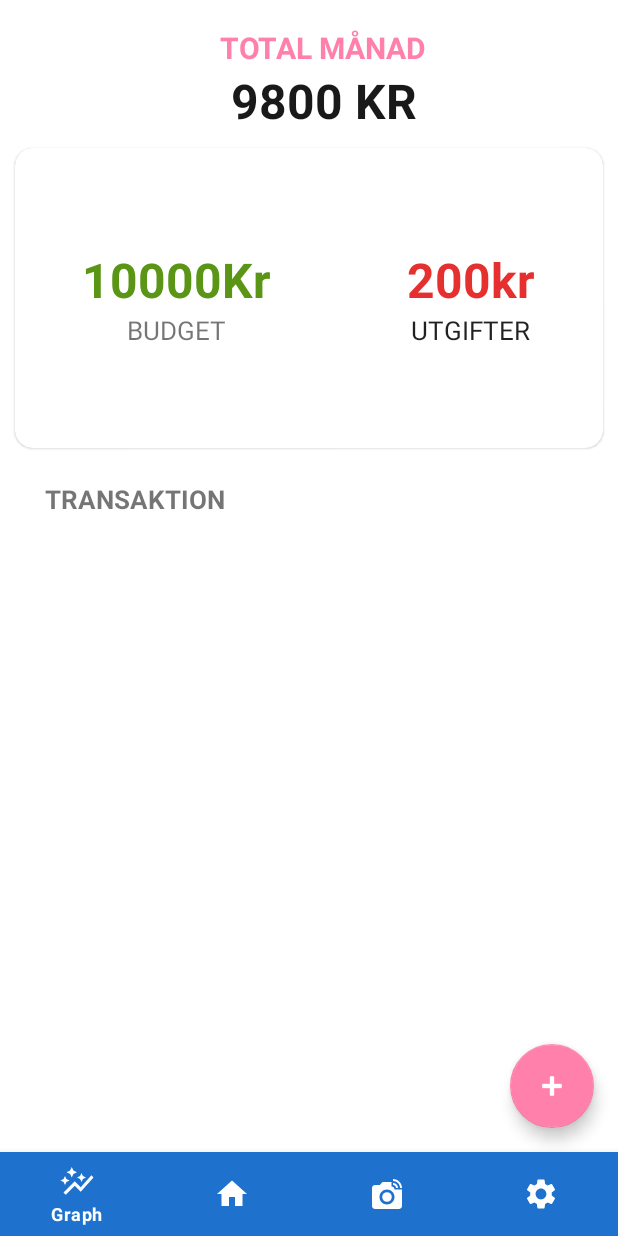
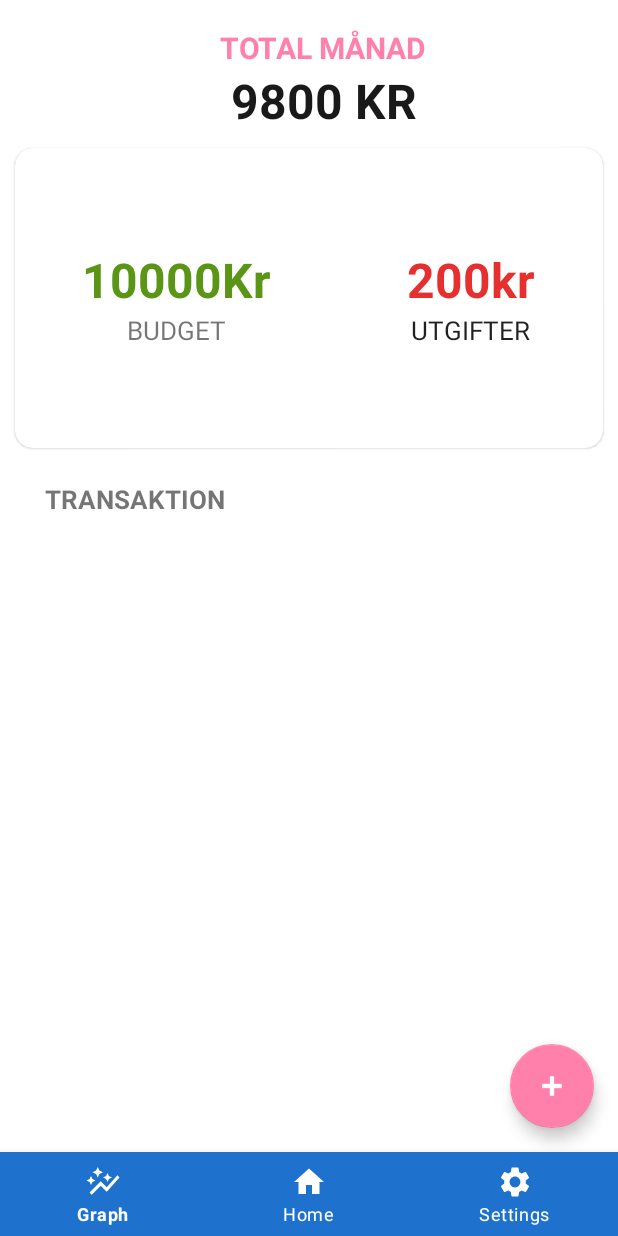
Before and after one commit to Screenbottle/Spargrisen, an Android app: the screen it shows after launch (MainActivity), on a phone screen of 412 x 824 dp. Run offline under Robolectric (Android 15) with nearby library versions, the phone set to English and light mode, and no system bars; our stand-ins replace Firebase (no records; nobody signed in at launch, a user with empty details on screens opened directly); 1 statement that could not run was skipped.

Commit message:
Removed camera from navbar

```diff
--- a/app/src/main/java/com/example/spargrisen/HomeActivity.kt
+++ b/app/src/main/java/com/example/spargrisen/HomeActivity.kt
@@ -4,7 +4,6 @@ import android.os.Bundle
 import androidx.appcompat.app.AppCompatActivity
 import androidx.fragment.app.Fragment
 import com.example.spargrisen.databinding.ActivityHomeBinding
-import com.example.spargrisen.fragments.CameraFragment
 import com.example.spargrisen.fragments.GraphFragment
 import com.example.spargrisen.fragments.HomeFragment
 import com.example.spargrisen.fragments.SettingsFragment
@@ -27,7 +26,6 @@ class HomeActivity : AppCompatActivity() {
                 R.id.ic_graph -> replaceFragment(GraphFragment())
                 R.id.ic_home -> replaceFragment(HomeFragment())
                 R.id.ic_settings -> replaceFragment(SettingsFragment())
-                R.id.ic_camera -> replaceFragment(CameraFragment())
 
 
             }
--- a/app/src/main/java/com/example/spargrisen/MainActivity.kt
+++ b/app/src/main/java/com/example/spargrisen/MainActivity.kt
@@ -5,17 +5,14 @@ import android.os.Bundle
 import androidx.appcompat.app.AppCompatActivity
 import androidx.fragment.app.Fragment
 import com.example.spargrisen.databinding.ActivityHomeBinding
-import com.example.spargrisen.fragments.CameraFragment
 import com.example.spargrisen.fragments.GraphFragment
 import com.example.spargrisen.fragments.HomeFragment
 import com.example.spargrisen.fragments.SettingsFragment
-import com.google.firebase.auth.FirebaseAuth
 
 var userID: Int = 0// Users ID
 
 class MainActivity : AppCompatActivity() {
 
-    private lateinit var auth: FirebaseAuth
 
     override fun onCreate(savedInstanceState: Bundle?) {
         super.onCreate(savedInstanceState)
@@ -36,7 +33,7 @@ class MainActivity : AppCompatActivity() {
                     R.id.ic_graph -> replaceFragment(GraphFragment())
                     R.id.ic_home -> replaceFragment(HomeFragment())
                     R.id.ic_settings -> replaceFragment(SettingsFragment())
-                    R.id.ic_camera -> replaceFragment(CameraFragment())
+
 
 
                 }
--- a/app/src/main/res/menu/menu.xml
+++ b/app/src/main/res/menu/menu.xml
@@ -8,10 +8,7 @@
         android:id="@+id/ic_home"
         android:icon="@drawable/ic_baseline_home_24"
         android:title="Home"/>
-    <item
-        android:id="@+id/ic_camera"
-        android:icon="@drawable/ic_baseline_linked_camera_24"
-        android:title="Camera"/>
+
 
     <item
         android:id="@+id/ic_settings"
```
